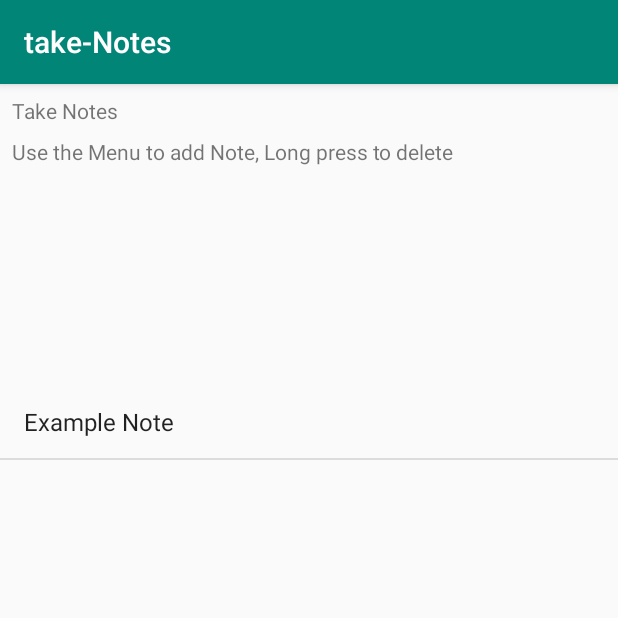
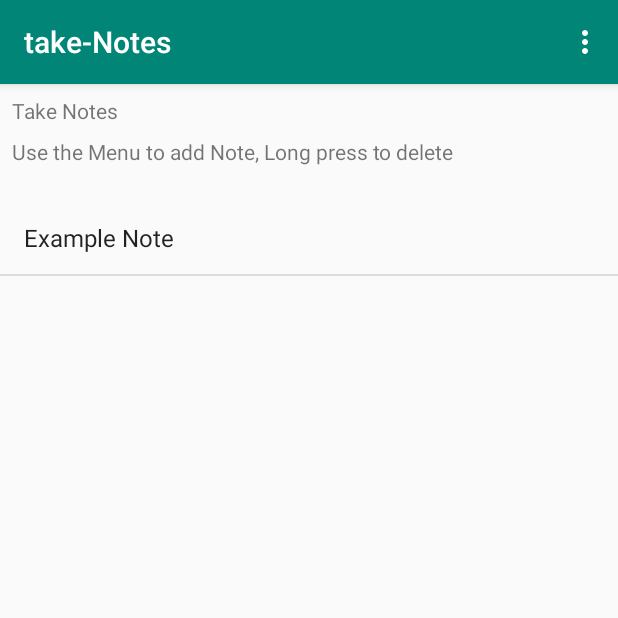
Before and after one commit to tharunShiv/take-Notes-Android-Java, an Android app: the screen it shows after launch (MainActivity), on a phone screen of 412 x 824 dp, the top half of it. Run offline under Robolectric (Android 15) with nearby library versions, the phone set to English and light mode, and no system bars.

Commit message:
able to add notes without sharedpreferences

```diff
--- a/app/src/main/java/soon/domain/one/take_notes/MainActivity.java
+++ b/app/src/main/java/soon/domain/one/take_notes/MainActivity.java
@@ -3,6 +3,9 @@ package soon.domain.one.take_notes;
 import android.content.Intent;
 import android.support.v7.app.AppCompatActivity;
 import android.os.Bundle;
+import android.view.Menu;
+import android.view.MenuInflater;
+import android.view.MenuItem;
 import android.view.View;
 import android.widget.AdapterView;
 import android.widget.ArrayAdapter;
@@ -11,7 +14,7 @@ import android.widget.ListView;
 import java.util.ArrayList;
 
 public class MainActivity extends AppCompatActivity {
-
+    static ArrayAdapter arrayAdapter;
     // to access this at the next intent
     static ArrayList<String> notes = new ArrayList<>();
 
@@ -23,7 +26,7 @@ public class MainActivity extends AppCompatActivity {
         // setting a listview and the adapter
         ListView listView = findViewById(R.id.listView);
         notes.add("Example Note");
-        ArrayAdapter arrayAdapter = new ArrayAdapter(this, android.R.layout.simple_list_item_1, notes);
+        arrayAdapter = new ArrayAdapter(this, android.R.layout.simple_list_item_1, notes);
         listView.setAdapter(arrayAdapter);
 
         // move to second activity on click
@@ -37,4 +40,24 @@ public class MainActivity extends AppCompatActivity {
             }
         });
     }
+
+    @Override
+    public boolean onCreateOptionsMenu(Menu menu) {
+        MenuInflater menuInflater = getMenuInflater();
+        menuInflater.inflate(R.menu.add_note_menu, menu);
+
+        return super.onCreateOptionsMenu(menu);
+    }
+
+    @Override
+    public boolean onOptionsItemSelected(MenuItem item) {
+        super.onOptionsItemSelected(item);
+
+        if (item.getItemId() == R.id.add_note) {
+            Intent intent = new Intent(getApplicationContext(), NoteEditorActivity.class);
+            startActivity(intent);
+            return true;
+        }
+        return false;
+    }
 }
--- a/app/src/main/res/layout/activity_main.xml
+++ b/app/src/main/res/layout/activity_main.xml
@@ -8,10 +8,11 @@
 
     <ListView
         android:id="@+id/listView"
-        android:layout_width="wrap_content"
-        android:layout_height="428dp"
-        android:layout_marginTop="8dp"
+        android:layout_width="0dp"
+        android:layout_height="0dp"
+        android:layout_marginTop="24dp"
         app:layout_constraintBottom_toBottomOf="parent"
+        app:layout_constraintEnd_toEndOf="parent"
         app:layout_constraintStart_toStartOf="parent"
         app:layout_constraintTop_toBottomOf="@+id/textView2" />
 
--- a/app/src/main/res/layout/activity_note_editor.xml
+++ b/app/src/main/res/layout/activity_note_editor.xml
@@ -13,7 +13,6 @@
         android:ems="10"
         android:gravity="top"
         android:inputType="textPersonName"
-        android:text="Name"
         app:layout_constraintBottom_toBottomOf="parent"
         app:layout_constraintEnd_toEndOf="parent"
         app:layout_constraintStart_toStartOf="parent"
--- /dev/null
+++ b/app/src/main/res/menu/add_note_menu.xml
@@ -0,0 +1,4 @@
+<?xml version="1.0" encoding="utf-8"?>
+<menu xmlns:android="http://schemas.android.com/apk/res/android">
+    <item android:title="Add note" android:id="@+id/add_note"></item>
+</menu>
```
Also changed, not shown: app/src/main/java/soon/domain/one/take_notes/NoteEditorActivity.java (+29 -2 lines).
